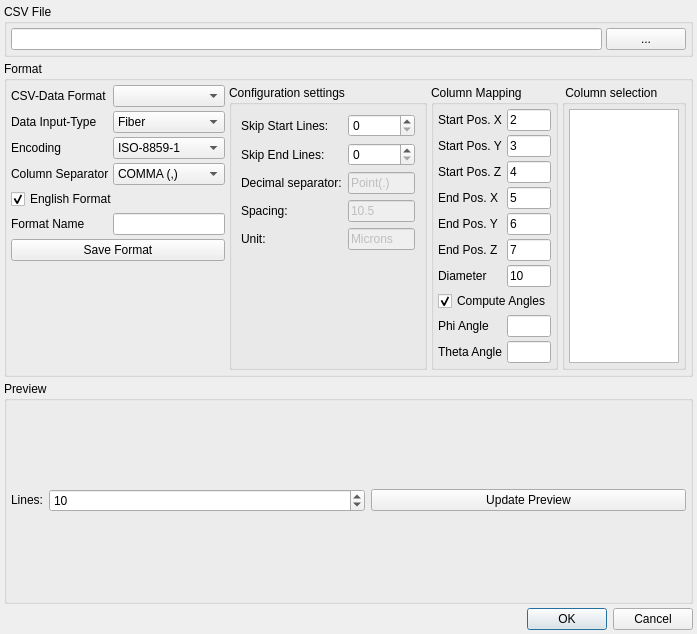
Above: modules/FeatureScout/CsvInput.ui from 3dct/open_iA before the change. Below: the same form after it.
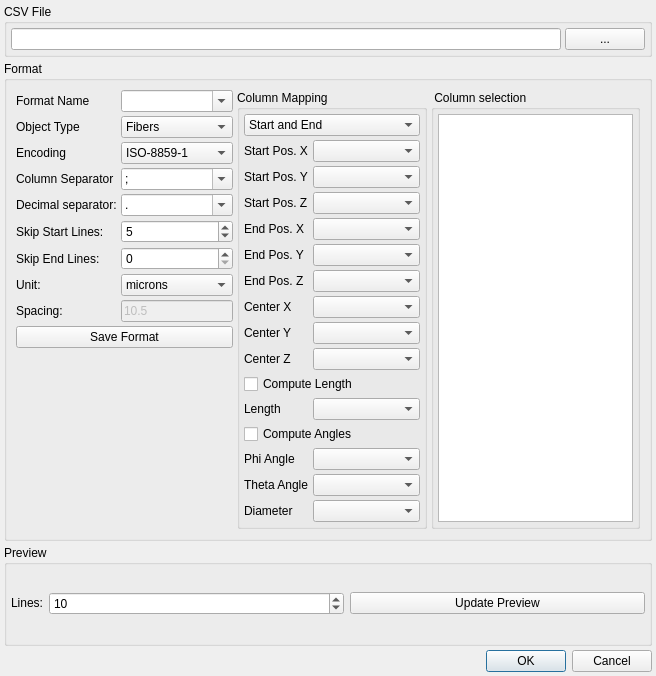
That is the form after the change.

Commit message: FeatureScout: Open csv - refactoring, refine column mapping inputs

The edit to the form file:
```diff
--- a/modules/FeatureScout/CsvInput.ui
+++ b/modules/FeatureScout/CsvInput.ui
@@ -6,8 +6,8 @@
    <rect>
     <x>0</x>
     <y>0</y>
-    <width>657</width>
-    <height>634</height>
+    <width>656</width>
+    <height>676</height>
    </rect>
   </property>
   <property name="windowTitle">
@@ -80,23 +80,6 @@
      <property name="title">
       <string>Format</string>
      </property>
-     <layout class="QVBoxLayout" name="verticalLayout">
-      <property name="spacing">
-       <number>4</number>
-      </property>
-      <property name="leftMargin">
-       <number>4</number>
-      </property>
-      <property name="topMargin">
-       <number>4</number>
-      </property>
-      <property name="rightMargin">
-       <number>4</number>
-      </property>
-      <property name="bottomMargin">
-       <number>4</number>
-      </property>
-      <item>
        <layout class="QHBoxLayout" name="horizontalLayout_3">
         <property name="spacing">
          <number>4</number>
@@ -109,95 +92,38 @@
           <property name="verticalSpacing">
            <number>4</number>
           </property>
-          <item row="0" column="0">
-           <widget class="QLabel" name="lbl_DataFormat">
-            <property name="text">
-             <string>CSV-Data Format</string>
-            </property>
-           </widget>
-          </item>
           <item row="0" column="1">
-           <widget class="QComboBox" name="cmb_box_FileFormat"/>
-          </item>
-          <item row="1" column="0">
-           <widget class="QLabel" name="lbl_InputObject">
-            <property name="text">
-             <string>Data Input-Type</string>
-            </property>
-           </widget>
-          </item>
-          <item row="1" column="1">
-           <widget class="QComboBox" name="cmb_box_InputObject">
-            <item>
-             <property name="text">
-              <string>Fiber</string>
-             </property>
-            </item>
-            <item>
-             <property name="text">
-              <string>Pores</string>
-             </property>
-            </item>
-           </widget>
-          </item>
-          <item row="3" column="0">
-           <widget class="QLabel" name="lbl_ColumnSeparator">
-            <property name="text">
-             <string>Column Separator</string>
-            </property>
-           </widget>
-          </item>
-          <item row="3" column="1">
-           <widget class="QComboBox" name="cmb_box_separator">
-            <property name="enabled">
+         <widget class="QComboBox" name="cmbbox_FormatName">
+          <property name="editable">
              <bool>true</bool>
             </property>
-            <item>
-             <property name="text">
-              <string>COMMA (,)</string>
-             </property>
-            </item>
-            <item>
-             <property name="text">
-              <string>COLUMN (;)</string>
-             </property>
-            </item>
-           </widget>
-          </item>
-          <item row="4" column="0" colspan="2">
-           <widget class="QCheckBox" name="cb_fmtEnglish">
-            <property name="enabled">
-             <bool>true</bool>
-            </property>
-            <property name="text">
-             <string>English Format</string>
-            </property>
-            <property name="checked">
-             <bool>true</bool>
-            </property>
-           </widget>
-          </item>
-          <item row="5" column="1">
-           <widget class="QLineEdit" name="ed_CSVFormat_Name">
-            <property name="enabled">
-             <bool>true</bool>
-            </property>
-           </widget>
-          </item>
-          <item row="5" column="0">
+         </widget>
+        </item>
+        <item row="0" column="0">
            <widget class="QLabel" name="lbl_FormatName">
             <property name="text">
              <string>Format Name</string>
             </property>
            </widget>
           </item>
-          <item row="6" column="0" colspan="2">
-           <widget class="QPushButton" name="btn_SaveFormat">
-            <property name="enabled">
-             <bool>true</bool>
-            </property>
+        <item row="1" column="1">
+         <widget class="QComboBox" name="cmbbox_ObjectType">
+          <item>
+           <property name="text">
+            <string>Fibers</string>
+           </property>
+          </item>
+          <item>
             <property name="text">
-             <string>Save Format</string>
+            <string>Voids</string>
+           </property>
+          </item>
+         </widget>
+        </item>
+        <item row="1" column="0">
+         <widget class="QLabel" name="lbl_ObjectType">
+          <property name="text">
+           <string>Object Type</string>
             </property>
            </widget>
           </item>
@@ -232,110 +158,134 @@
             </property>
            </widget>
           </item>
-         </layout>
+        <item row="3" column="1">
+         <widget class="QComboBox" name="cmbbox_ColSeparator">
+          <property name="enabled">
+           <bool>true</bool>
+          </property>
+          <property name="editable">
+           <bool>true</bool>
+          </property>
+          <item>
+           <property name="text">
+            <string>;</string>
+           </property>
         </item>
         <item>
-         <widget class="QGroupBox" name="groupBox_Config">
-          <property name="enabled">
+           <property name="text">
+            <string>,</string>
+           </property>
+          </item>
+         </widget>
+        </item>
+        <item row="3" column="0">
+         <widget class="QLabel" name="lbl_ColumnSeparator">
+          <property name="text">
+           <string>Column Separator</string>
+          </property>
+         </widget>
+        </item>
+        <item row="4" column="1">
+         <widget class="QComboBox" name="cmbbox_DecimalSeparator">
+          <property name="editable">
            <bool>true</bool>
           </property>
-          <property name="title">
-           <string>Configuration settings</string>
-          </property>
-          <layout class="QGridLayout" name="gridLayout_2">
-           <item row="0" column="1">
-            <widget class="QSpinBox" name="ed_startLine">
+          <item>
+           <property name="text">
+            <string>.</string>
+           </property>
+          </item>
+          <item>
+           <property name="text">
+            <string>,</string>
+           </property>
+          </item>
+         </widget>
+        </item>
+        <item row="4" column="0">
+         <widget class="QLabel" name="lbl_DecimalSeparator">
+          <property name="text">
+           <string>Decimal separator:</string>
+          </property>
+         </widget>
+        </item>
+        <item row="5" column="1">
+         <widget class="QSpinBox" name="ed_SkipLinesStart">
              <property name="enabled">
               <bool>true</bool>
              </property>
+          <property name="minimum">
+           <number>0</number>
+          </property>
              <property name="maximum">
               <number>9999999</number>
              </property>
-            </widget>
-           </item>
-           <item row="4" column="1">
-            <widget class="QLineEdit" name="ed_Units">
-             <property name="enabled">
-              <bool>false</bool>
-             </property>
-             <property name="text">
-              <string>Microns</string>
-             </property>
-            </widget>
-           </item>
-           <item row="0" column="0">
+          <property name="value">
+           <number>5</number>
+          </property>
+         </widget>
+        </item>
+        <item row="5" column="0">
             <widget class="QLabel" name="lbl_SkipS1tartLine">
              <property name="text">
               <string>Skip Start Lines:</string>
              </property>
             </widget>
            </item>
-           <item row="3" column="0">
-            <widget class="QLabel" name="lbl_Spacing">
-             <property name="text">
-              <string>Spacing:</string>
-             </property>
-            </widget>
-           </item>
-           <item row="3" column="1">
-            <widget class="QLineEdit" name="ed_Spacing">
-             <property name="enabled">
-              <bool>false</bool>
-             </property>
-             <property name="text">
-              <string>10.5</string>
-             </property>
-            </widget>
-           </item>
-           <item row="4" column="0">
-            <widget class="QLabel" name="lbl_Unit">
-             <property name="text">
-              <string>Unit:</string>
-             </property>
-            </widget>
-           </item>
-           <item row="5" column="0">
-            <spacer name="verticalSpacer">
-             <property name="orientation">
-              <enum>Qt::Vertical</enum>
-             </property>
-             <property name="sizeHint" stdset="0">
-              <size>
-               <width>20</width>
-               <height>40</height>
-              </size>
-             </property>
-            </spacer>
-           </item>
-           <item row="2" column="0">
-            <widget class="QLabel" name="lbl_DecimalSeparator">
-             <property name="text">
-              <string>Decimal separator:</string>
-             </property>
-            </widget>
-           </item>
-           <item row="2" column="1">
-            <widget class="QLineEdit" name="ed_decimal">
-             <property name="enabled">
-              <bool>false</bool>
-             </property>
-             <property name="text">
-              <string>Point(.)</string>
-             </property>
-            </widget>
-           </item>
-           <item row="1" column="0">
+        <item row="6" column="0">
             <widget class="QLabel" name="lbl_SkipEndLines">
              <property name="text">
               <string>Skip End Lines:</string>
              </property>
             </widget>
            </item>
-           <item row="1" column="1">
-            <widget class="QSpinBox" name="ed_endLine"/>
-           </item>
-          </layout>
-         </widget>
+        <item row="7" column="0">
+         <widget class="QLabel" name="lbl_Unit">
+          <property name="text">
+           <string>Unit:</string>
+          </property>
+         </widget>
+        </item>
+        <item row="6" column="1">
+         <widget class="QSpinBox" name="ed_SkipLinesEnd"/>
+        </item>
+        <item row="7" column="1">
+         <widget class="QComboBox" name="cmbbox_Unit">
+          <item>
+           <property name="text">
+            <string>microns</string>
+           </property>
+          </item>
+         </widget>
+        </item>
+        <item row="8" column="1">
+         <widget class="QLineEdit" name="ed_Spacing">
+          <property name="enabled">
+           <bool>false</bool>
+          </property>
+          <property name="text">
+           <string>10.5</string>
+          </property>
+         </widget>
+        </item>
+        <item row="8" column="0">
+         <widget class="QLabel" name="lbl_Spacing">
+          <property name="text">
+           <string>Spacing:</string>
+          </property>
+         </widget>
+        </item>
+        <item row="9" column="0" colspan="2">
+         <widget class="QPushButton" name="btn_SaveFormat">
+          <property name="enabled">
+           <bool>true</bool>
+          </property>
+          <property name="text">
+           <string>Save Format</string>
+          </property>
+         </widget>
+        </item>
+       </layout>
         </item>
         <item>
          <widget class="QGroupBox" name="groupBox_ColMapping">
@@ -364,61 +314,62 @@
            <property name="bottomMargin">
             <number>4</number>
            </property>
-           <item row="0" column="0">
-            <widget class="QLabel" name="lbl_startPosX">
+         <item row="0" column="0" colspan="2">
+          <widget class="QComboBox" name="cmbbox_col_Selection">
+           <property name="currentIndex">
+            <number>0</number>
+           </property>
+           <item>
+            <property name="text">
+             <string>Start and End</string>
+            </property>
+           </item>
+           <item>
+            <property name="text">
+             <string>Center, Length, Orientation</string>
+            </property>
+           </item>
+          </widget>
+         </item>
+         <item row="1" column="0">
+          <widget class="QLabel" name="lbl_col_posStartX">
              <property name="text">
               <string>Start Pos. X</string>
              </property>
             </widget>
            </item>
-           <item row="0" column="1">
-            <widget class="QLineEdit" name="ed_StartX_Col">
-             <property name="text">
-              <string>2</string>
-             </property>
-            </widget>
-           </item>
-           <item row="1" column="0">
-            <widget class="QLabel" name="lbl_StartPosY">
+         <item row="1" column="1">
+          <widget class="QComboBox" name="cmbbox_col_PosStartX"/>
+         </item>
+         <item row="2" column="0">
+          <widget class="QLabel" name="lbl_col_posStartY">
              <property name="text">
               <string>Start Pos. Y</string>
              </property>
             </widget>
            </item>
-           <item row="1" column="1">
-            <widget class="QLineEdit" name="ed_StartY_Col">
-             <property name="text">
-              <string>3</string>
-             </property>
-            </widget>
-           </item>
-           <item row="2" column="0">
-            <widget class="QLabel" name="lbl_startPosZ">
+         <item row="2" column="1">
+          <widget class="QComboBox" name="cmbbox_col_PosStartY"/>
+         </item>
+         <item row="3" column="0">
+          <widget class="QLabel" name="lbl_col_posStartZ">
              <property name="text">
               <string>Start Pos. Z</string>
              </property>
             </widget>
            </item>
-           <item row="2" column="1">
-            <widget class="QLineEdit" name="ed_StartZ_Col">
-             <property name="text">
-              <string>4</string>
-             </property>
-            </widget>
-           </item>
-           <item row="3" column="0">
-            <widget class="QLabel" name="lbl_EndPosX">
+         <item row="3" column="1">
+          <widget class="QComboBox" name="cmbbox_col_PosStartZ"/>
+         </item>
+         <item row="4" column="0">
+          <widget class="QLabel" name="lbl_col_posEndX">
              <property name="text">
               <string>End Pos. X</string>
              </property>
             </widget>
            </item>
-           <item row="3" column="1">
-            <widget class="QLineEdit" name="ed_EndX_Col">
-             <property name="text">
-              <string>5</string>
-             </property>
-            </widget>
+         <item row="4" column="1">
+          <widget class="QComboBox" name="cmbbox_col_PosEndX"/>
            </item>
            <item row="5" column="0">
             <widget class="QLabel" name="lbl_EndPosY">
@@ -428,11 +379,7 @@
             </widget>
            </item>
            <item row="5" column="1">
-            <widget class="QLineEdit" name="ed_EndY_Col">
-             <property name="text">
-              <string>6</string>
-             </property>
-            </widget>
+          <widget class="QComboBox" name="cmbbox_col_PosEndY"/>
            </item>
            <item row="6" column="0">
             <widget class="QLabel" name="lbl_EndPosZ">
@@ -442,38 +389,76 @@
             </widget>
            </item>
            <item row="6" column="1">
-            <widget class="QLineEdit" name="ed_EndZ_Col">
-             <property name="text">
-              <string>7</string>
-             </property>
-            </widget>
+          <widget class="QComboBox" name="cmbbox_col_PosEndZ"/>
            </item>
            <item row="7" column="0">
             <widget class="QLabel" name="lbl_EndPosZ_2">
              <property name="text">
-              <string>Diameter</string>
+            <string>Center X</string>
              </property>
             </widget>
            </item>
            <item row="7" column="1">
-            <widget class="QLineEdit" name="ed_EndZ_Col_2">
-             <property name="text">
-              <string>10</string>
+          <widget class="QComboBox" name="cmbbox_col_PosCenterX">
+           <property name="enabled">
+            <bool>true</bool>
              </property>
             </widget>
            </item>
-           <item row="8" column="0" colspan="2">
-            <widget class="QCheckBox" name="cb_ComputeAngles">
+         <item row="8" column="0">
+          <widget class="QLabel" name="lbl_col_posCenterY">
              <property name="text">
-              <string>Compute Angles</string>
-             </property>
-             <property name="checked">
+            <string>Center Y</string>
+           </property>
+          </widget>
+         </item>
+         <item row="8" column="1">
+          <widget class="QComboBox" name="cmbbox_col_PosCenterY">
+           <property name="enabled">
               <bool>true</bool>
              </property>
             </widget>
            </item>
            <item row="9" column="0">
-            <widget class="QLabel" name="lbl_Phi_Col">
+          <widget class="QLabel" name="lbl_col_posCenterZ">
+           <property name="text">
+            <string>Center Z</string>
+           </property>
+          </widget>
+         </item>
+         <item row="9" column="1">
+          <widget class="QComboBox" name="cmbbox_col_PosCenterZ">
+           <property name="enabled">
+            <bool>true</bool>
+           </property>
+          </widget>
+         </item>
+         <item row="11" column="0">
+          <widget class="QLabel" name="lbl_col_length">
+           <property name="text">
+            <string>Length</string>
+           </property>
+          </widget>
+         </item>
+         <item row="11" column="1">
+          <widget class="QComboBox" name="cmbbox_col_Length">
+           <property name="enabled">
+            <bool>true</bool>
+           </property>
+          </widget>
+         </item>
+         <item row="15" column="0">
+          <widget class="QLabel" name="lbl_col_diameter">
+           <property name="text">
+            <string>Diameter</string>
+           </property>
+          </widget>
+         </item>
+         <item row="15" column="1">
+          <widget class="QComboBox" name="cmbbox_col_Diameter"/>
+         </item>
+         <item row="13" column="0">
+          <widget class="QLabel" name="lbl_col_phi">
              <property name="enabled">
               <bool>true</bool>
              </property>
@@ -482,8 +467,15 @@
              </property>
             </widget>
            </item>
-           <item row="10" column="0">
-            <widget class="QLabel" name="lbl_Theta_Col">
+         <item row="13" column="1">
+          <widget class="QComboBox" name="cmbbox_col_Phi">
+           <property name="enabled">
+            <bool>true</bool>
+           </property>
+          </widget>
+         </item>
+         <item row="14" column="0">
+          <widget class="QLabel" name="lbl_col_theta">
              <property name="enabled">
               <bool>true</bool>
              </property>
@@ -492,17 +484,24 @@
              </property>
             </widget>
            </item>
-           <item row="9" column="1">
-            <widget class="QLineEdit" name="ed_Phi_Col">
+         <item row="14" column="1">
+          <widget class="QComboBox" name="cmbbox_col_Theta">
              <property name="enabled">
               <bool>true</bool>
              </property>
             </widget>
            </item>
-           <item row="10" column="1">
-            <widget class="QLineEdit" name="ed_Theta_Col">
-             <property name="enabled">
-              <bool>true</bool>
+         <item row="12" column="0" colspan="2">
+          <widget class="QCheckBox" name="cb_ComputeAngles">
+           <property name="text">
+            <string>Compute Angles</string>
+           </property>
+          </widget>
+         </item>
+         <item row="10" column="0" colspan="2">
+          <widget class="QCheckBox" name="cb_ComputeLength">
+           <property name="text">
+            <string>Compute Length</string>
              </property>
             </widget>
            </item>
@@ -514,7 +513,7 @@
           <property name="title">
            <string> Column selection</string>
           </property>
-          <layout class="QHBoxLayout" name="horizontalLayout_2">
+        <layout class="QHBoxLayout" name="horizontalLayout_2" stretch="0">
            <property name="spacing">
             <number>4</number>
            </property>
@@ -541,8 +540,6 @@
          </widget>
         </item>
        </layout>
-      </item>
-     </layout>
     </widget>
    </item>
    <item>
@@ -606,7 +603,7 @@
             <number>1</number>
            </property>
            <property name="maximum">
-            <number>999</number>
+            <number>99999</number>
            </property>
            <property name="value">
             <number>10</number>
```
Left out of the diff: 12 changed lines with no effect on the pictures. Lines whose indentation alone changed are shown as unchanged. The commit also changes 9 other files.
